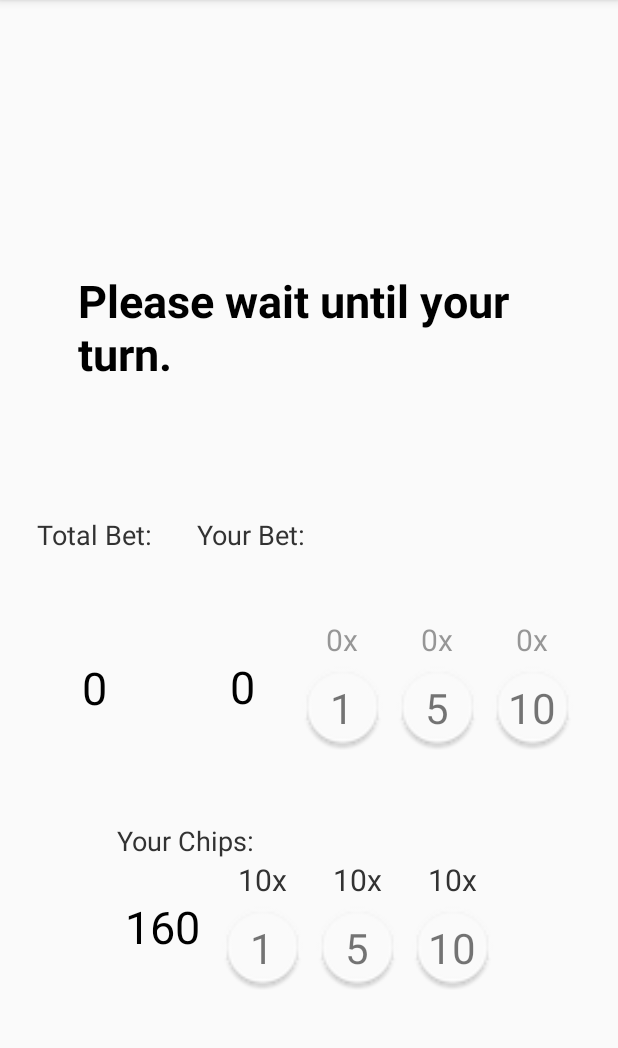
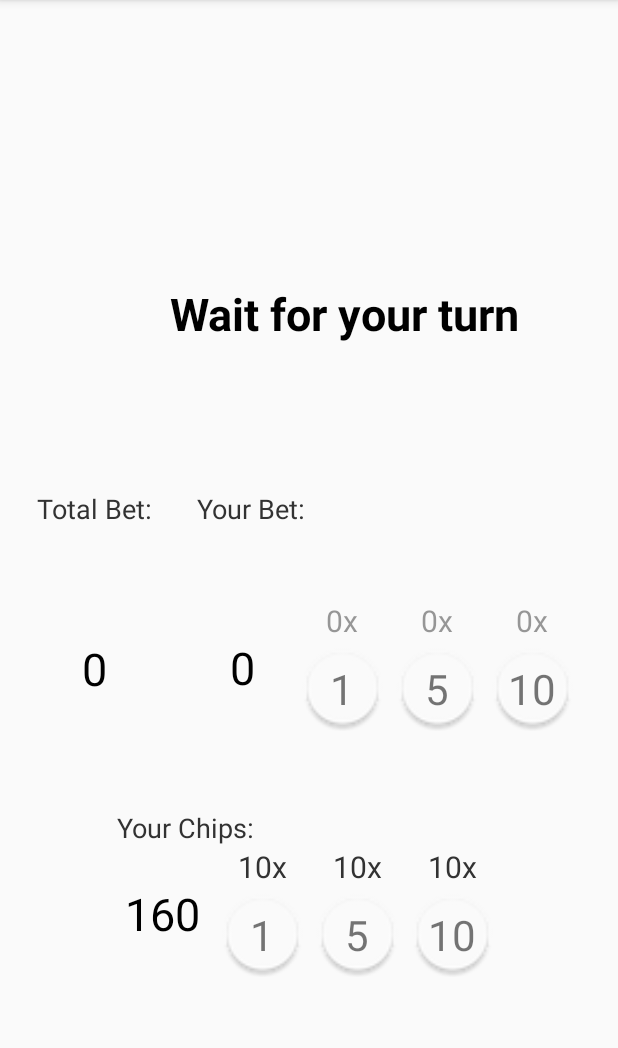
Before and after one commit to mgmillani/dicely-done, an Android app: the screen it shows after launch (PokerGame), on a phone screen of 412 x 824 dp, the part 84-1132 px from its top. Run offline under Robolectric (Android 15) with nearby library versions, the phone set to English and light mode, and no system bars.

Commit message:
Improved instructions to the user.

```diff
--- a/android-client/app/src/main/res/values/strings.xml
+++ b/android-client/app/src/main/res/values/strings.xml
@@ -8,7 +8,7 @@
 
     <string name="chips_player">Your Chips:</string>
 
-    <string name="instruction_wait">Please wait until your turn.</string>
-    <string name="instruction_throw_dice">Please throw your dice in front of the webcam.</string>
+    <string name="instruction_wait">Wait for your turn</string>
+    <string name="instruction_bet">Place your bet</string>
 
 </resources>
```
Also changed, not shown: 1 other file.
